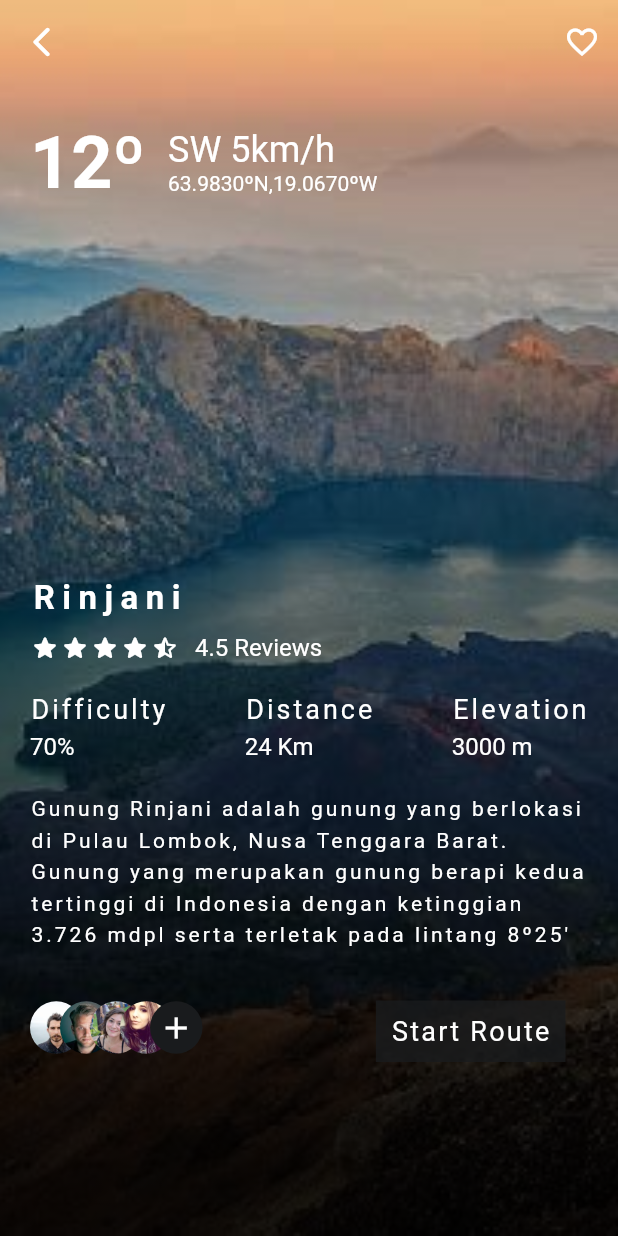
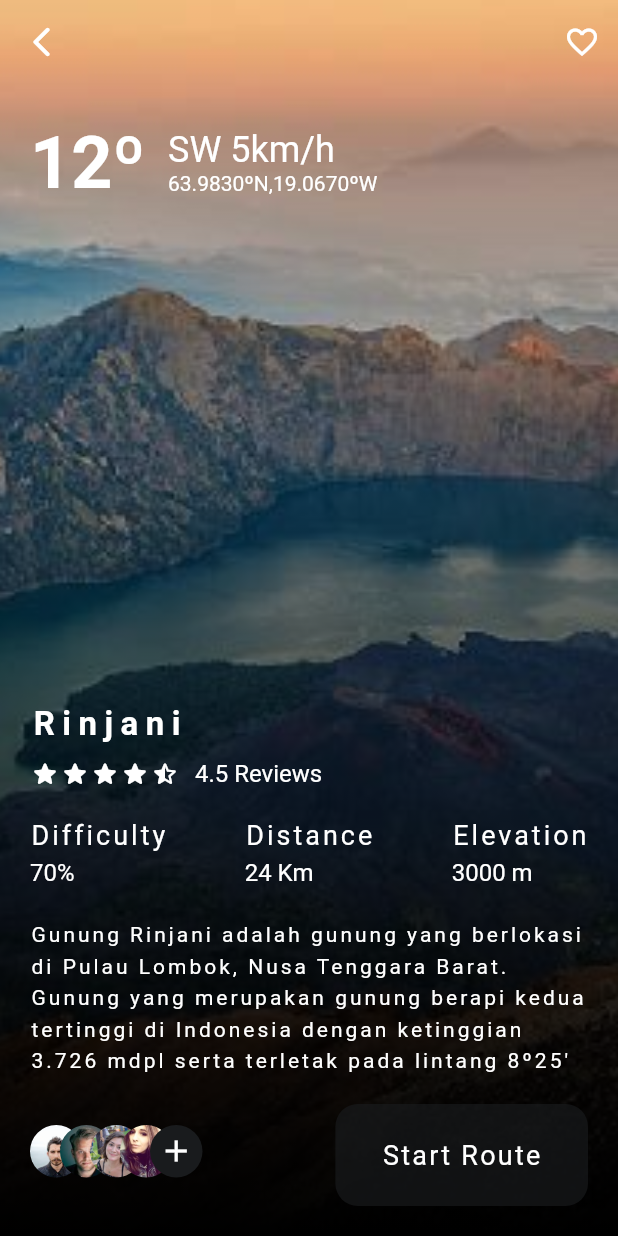
Before and after one commit to sya-hid/Mountain-Trip, a Flutter app: the screen it shows after launch, after a tap on "Rinjani", on a phone screen of 412 x 824 dp. Run offline on Flutter 3.47's test engine with Material 2 defaults, Android fonts, the phone set to English and light mode, and no system bars; drawn by our look-alikes of smooth_star_rating; our stand-ins replace carousel_slider, get, google_fonts.

Commit message:
update remdme

```diff
--- a/lib/detail/detailPage.dart
+++ b/lib/detail/detailPage.dart
@@ -1,6 +1,5 @@
 import 'package:flutter/material.dart';
 import 'package:google_fonts/google_fonts.dart';
-import 'package:mountain_trip/models/mountain.dart';
 import 'package:mountain_trip/models/user.dart';
 import 'package:mountain_trip/theme.dart';
 import 'package:smooth_star_rating/smooth_star_rating.dart';
@@ -86,7 +85,7 @@ class Body1 extends StatelessWidget {
         ),
       ),
       Container(
-          // height: 350.0,
+        padding: EdgeInsets.fromLTRB(20, 80, 20, 20),
         decoration: BoxDecoration(
           color: Colors.white,
           gradient: LinearGradient(
@@ -94,13 +93,11 @@ class Body1 extends StatelessWidget {
             end: FractionalOffset.bottomCenter,
             colors: [
               Colors.transparent,
-                Colors.black87,
+              Colors.black,
             ],
-              stops: [0.0, 0.95],
+            stops: [0.0, 1.0],
           ),
         ),
-          child: Padding(
-            padding: EdgeInsets.symmetric(horizontal: 20, vertical: 80),
         child: Column(
           crossAxisAlignment: CrossAxisAlignment.start,
           children: [
@@ -137,7 +134,7 @@ class Body1 extends StatelessWidget {
                 )
               ],
             ),
-                SizedBox(height: 250),
+            Spacer(),
             Text(
               Get.arguments['name'],
               style: GoogleFonts.roboto().copyWith(
@@ -261,10 +258,9 @@ class Body1 extends StatelessWidget {
                 Button(),
               ],
             ),
-                // SizedBox(height: 20),
           ],
         ),
-          ))
+      )
     ]);
   }
 }
@@ -277,35 +273,21 @@ class Button extends StatelessWidget {
   @override
   Widget build(BuildContext context) {
     return Container(
-      // height: 50,
-      // width: MediaQuery.of(context).size.width * 0.5,
-      padding: const EdgeInsets.all(15),
+      padding: EdgeInsets.symmetric(vertical: 10, horizontal: 15),
       decoration: BoxDecoration(
-        // color: kPrimaryColor.withOpacity(0.5),
-        borderRadius: BorderRadius.circular(10),
+        borderRadius: BorderRadius.circular(15),
+        color: kPrimaryColor.withOpacity(0.65),
       ),
-      child: Material(
-        color: kPrimaryColor.withOpacity(0.8),
-        child: InkWell(
-          onTap: () {},
-          child: Padding(
-            padding: EdgeInsets.all(10.0),
-            child: Row(
-              mainAxisAlignment: MainAxisAlignment.center,
-              children: <Widget>[
-                Text(
-                  "Start Route",
+      child: FlatButton(
+          onPressed: () {},
+          child: Text(
+            'Start Route',
             style: TextStyle(
                 color: Colors.white,
                 letterSpacing: 1.5,
                 fontWeight: FontWeight.normal,
                 fontSize: 18),
-                )
-              ],
-            ),
-          ),
-        ),
-      ),
+          )),
     );
   }
 }
```
Also changed, not shown: 1 other file. Lines whose indentation alone changed are shown as unchanged.
